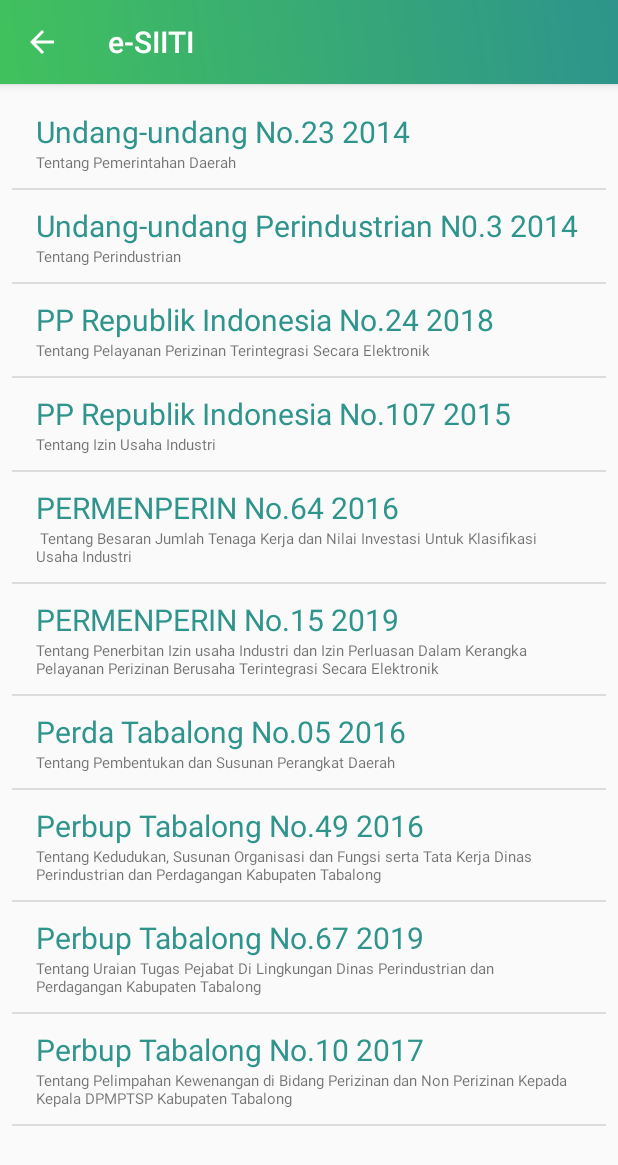
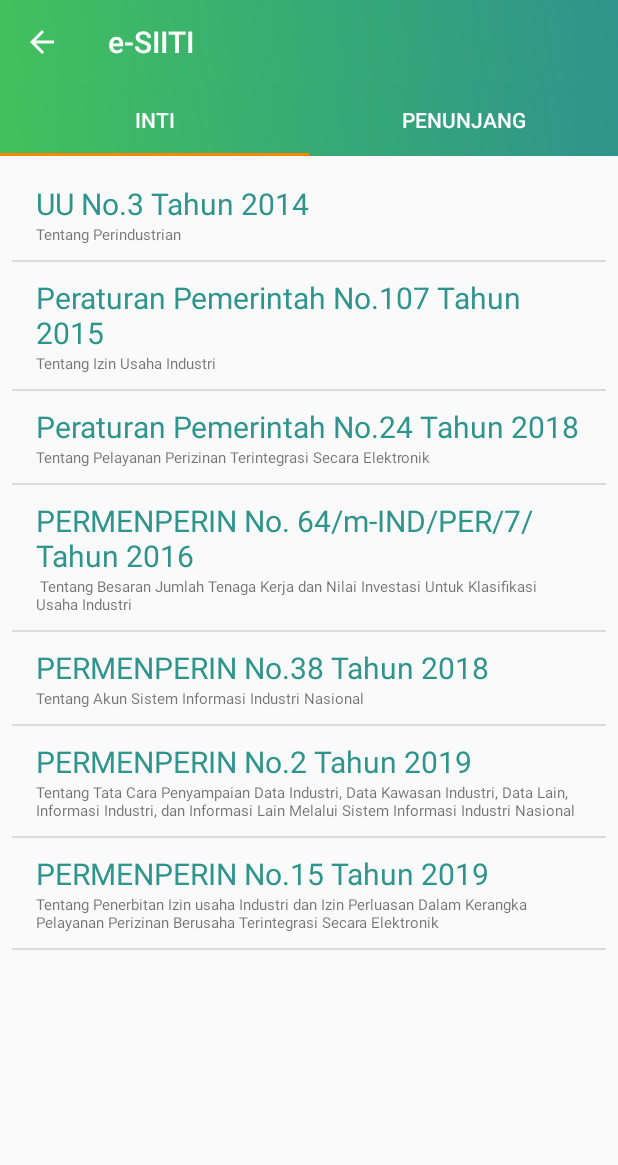
Before and after one commit to klepon46/esitii, an Android app: the screen it shows after launch (RegulasiListActivity before the commit, RegulasiNewActivity after it), after a tap on "Regulasi", on a phone screen of 412 x 824 dp. Shown: the top 1165 px of the screen. Run offline under Robolectric (Android 15) with nearby library versions, the phone set to English and light mode, and no system bars; pictures from the network do not load.

Commit message:
perubahan icon dan tambahan file regulasi

```diff
--- a/app/src/main/java/com/ggstudio/esitii/MainActivity.java
+++ b/app/src/main/java/com/ggstudio/esitii/MainActivity.java
@@ -13,8 +13,10 @@
 import com.ggstudio.esitii.activities.ReadMoreActivity;
 import com.ggstudio.esitii.activities.RegulasiListActivity;
 import com.ggstudio.esitii.activities.PanduanActivity;
+import com.ggstudio.esitii.activities.RegulasiNewActivity;
 import com.ggstudio.esitii.activities.VideoActivity;
 import com.ggstudio.esitii.activities.VideoOldActivity;
+import com.ggstudio.esitii.activities.WebViewActivity;
 
 public class MainActivity extends AppCompatActivity implements View.OnClickListener {
 
@@ -33,19 +35,27 @@
 
         switch (v.getId()) {
             case R.id.card_regulasi:
-                intent.setClass(this, RegulasiListActivity.class);
+                intent.setClass(this, RegulasiNewActivity.class);
                 startActivity(intent);
                 break;
             case R.id.card_sop:
-                intent.setClass(this, PanduanActivity.class);
+                intent.setClass(this, WebViewActivity.class);
                 startActivity(intent);
                 break;
             case R.id.card_video:
+//                intent.setClass(this, VideoOldActivity.class);
+//                startActivity(intent);
+                break;
+            case R.id.btn_read_more:
+                intent.setClass(this, ReadMoreActivity.class);
+                startActivity(intent);
+                break;
+            case R.id.card_other1:
                 intent.setClass(this, VideoOldActivity.class);
                 startActivity(intent);
                 break;
-            case R.id.btn_read_more:
-                intent.setClass(this, ReadMoreActivity.class);
+            case R.id.card_other2:
+                intent.setClass(this, PanduanActivity.class);
                 startActivity(intent);
                 break;
             case R.id.card_other3:
@@ -68,7 +78,7 @@
         ImageView ivOther3 = findViewById(R.id.img_other3);
         Button btnReadMore = findViewById(R.id.btn_read_more);
 
-        Glide.with(this).load(R.mipmap.img_panduan_new).into(ivInformation);
+        Glide.with(this).load(R.mipmap.ic_siinas).into(ivInformation);
         Glide.with(this).load(R.mipmap.img_regulasi_new).into(ivRegualasi);
         Glide.with(this).load(R.mipmap.img_vid_new).into(ivVideo);
         Glide.with(this).load(R.mipmap.img_manual).into(ivOther1);
@@ -79,12 +89,16 @@
         CardView cardRegulasi = findViewById(R.id.card_regulasi);
         CardView cardSop = findViewById(R.id.card_sop);
         CardView cardVideo = findViewById(R.id.card_video);
+        CardView cardInformasiLain = findViewById(R.id.card_other1);
+        CardView cardManual = findViewById(R.id.card_other2);
         CardView cardContactUs = findViewById(R.id.card_other3);
 
         cardRegulasi.setOnClickListener(this);
         cardSop.setOnClickListener(this);
         cardVideo.setOnClickListener(this);
         cardContactUs.setOnClickListener(this);
+        cardInformasiLain.setOnClickListener(this);
+        cardManual.setOnClickListener(this);
         btnReadMore.setOnClickListener(this);
 
     }
--- /dev/null
+++ b/app/src/main/java/com/ggstudio/esitii/activities/RegulasiNewActivity.java
@@ -0,0 +1,84 @@
+package com.ggstudio.esitii.activities;
+
+import android.support.annotation.Nullable;
+import android.support.design.widget.TabLayout;
+import android.support.v4.app.Fragment;
+import android.support.v4.app.FragmentManager;
+import android.support.v4.app.FragmentPagerAdapter;
+import android.support.v4.view.ViewPager;
+import android.support.v7.app.AppCompatActivity;
+import android.os.Bundle;
+import android.support.v7.widget.Toolbar;
+
+import com.ggstudio.esitii.R;
+import com.ggstudio.esitii.fragments.DocumentGuideFragment;
+import com.ggstudio.esitii.fragments.RegulasiIntiFragment;
+import com.ggstudio.esitii.fragments.RegulasiSupportFragment;
+import com.ggstudio.esitii.fragments.VideoSiinasFragment;
+
+import java.util.ArrayList;
+import java.util.List;
+
+public class RegulasiNewActivity extends AppCompatActivity {
+
+    private Toolbar toolbar;
+    private ViewPager viewPager;
+    private TabLayout tabLayout;
+
+    @Override
+    protected void onCreate(Bundle savedInstanceState) {
+        super.onCreate(savedInstanceState);
+        setContentView(R.layout.activity_regulasi_new);
+
+
+        Toolbar toolbar = findViewById(R.id.toolbar);
+        setSupportActionBar(toolbar);
+        getSupportActionBar().setDisplayHomeAsUpEnabled(true);
+        getSupportActionBar().setDisplayShowHomeEnabled(true);
+
+        ViewPager viewPager = findViewById(R.id.viewpager_regulasi);
+        setupViewPager(viewPager);
+
+        TabLayout tabLayout = findViewById(R.id.tab_layout_regulasi);
+        tabLayout.setupWithViewPager(viewPager);
+    }
+
+
+    private void setupViewPager(ViewPager viewPager) {
+        ViewPagerAdapter adapter = new ViewPagerAdapter(getSupportFragmentManager());
+        adapter.addFragment(new RegulasiIntiFragment(), "Inti");
+        adapter.addFragment(new RegulasiSupportFragment(), "Penunjang");
+        viewPager.setAdapter(adapter);
+    }
+
+    class ViewPagerAdapter extends FragmentPagerAdapter {
+        private final List<Fragment> mFragmentList = new ArrayList<>();
+        private final List<String> mFragmentTitleList = new ArrayList<>();
+
+        public ViewPagerAdapter(FragmentManager fm) {
+            super(fm);
+        }
+
+        @Override
+        public Fragment getItem(int position) {
+            return mFragmentList.get(position);
+        }
+
+        @Override
+        public int getCount() {
+            return mFragmentList.size();
+        }
+
+        public void addFragment(Fragment fragment, String title) {
+            mFragmentList.add(fragment);
+            mFragmentTitleList.add(title);
+        }
+
+        @Nullable
+        @Override
+        public CharSequence getPageTitle(int position) {
+            return mFragmentTitleList.get(position);
+        }
+    }
+
+}
--- /dev/null
+++ b/app/src/main/java/com/ggstudio/esitii/fragments/RegulasiIntiFragment.java
@@ -0,0 +1,141 @@
+package com.ggstudio.esitii.fragments;
+
+import android.content.Context;
+import android.net.Uri;
+import android.os.Bundle;
+import android.support.v4.app.Fragment;
+import android.support.v7.widget.DividerItemDecoration;
+import android.support.v7.widget.LinearLayoutManager;
+import android.support.v7.widget.RecyclerView;
+import android.view.LayoutInflater;
+import android.view.View;
+import android.view.ViewGroup;
+import android.widget.LinearLayout;
+
+import com.ggstudio.esitii.R;
+import com.ggstudio.esitii.adapter.RegulasiAdapter;
+import com.ggstudio.esitii.model.Regulasi;
+
+import java.util.ArrayList;
+import java.util.List;
+
+/**
+ * A simple {@link Fragment} subclass.
+ * Activities that contain this fragment must implement the
+ * {@link } interface
+ * to handle interaction events.
+ * Use the {@link RegulasiIntiFragment#newInstance} factory method to
+ * create an instance of this fragment.
+ */
+public class RegulasiIntiFragment extends Fragment {
+    // TODO: Rename parameter arguments, choose names that match
+    // the fragment initialization parameters, e.g. ARG_ITEM_NUMBER
+    private static final String ARG_PARAM1 = "param1";
+    private static final String ARG_PARAM2 = "param2";
+
+    // TODO: Rename and change types of parameters
+    private String mParam1;
+    private String mParam2;
+
+    private List<Regulasi> regulasis = new ArrayList<>();
+    private RecyclerView mRecyclerView;
+    private RegulasiAdapter mAdapter;
+
+
+    public RegulasiIntiFragment() {
+        // Required empty public constructor
+    }
+
+    /**
+     * Use this factory method to create a new instance of
+     * this fragment using the provided parameters.
+     *
+     * @param param1 Parameter 1.
+     * @param param2 Parameter 2.
+     * @return A new instance of fragment RegulasiIntiFragment.
+     */
+    // TODO: Rename and change types and number of parameters
+    public static RegulasiIntiFragment newInstance(String param1, String param2) {
+        RegulasiIntiFragment fragment = new RegulasiIntiFragment();
+        Bundle args = new Bundle();
+        args.putString(ARG_PARAM1, param1);
+        args.putString(ARG_PARAM2, param2);
+        fragment.setArguments(args);
+        return fragment;
+    }
+
+    @Override
+    public void onCreate(Bundle savedInstanceState) {
+        super.onCreate(savedInstanceState);
+        if (getArguments() != null) {
+            mParam1 = getArguments().getString(ARG_PARAM1);
+            mParam2 = getArguments().getString(ARG_PARAM2);
+        }
+    }
+
+    @Override
+    public View onCreateView(LayoutInflater inflater, ViewGroup container,
+                             Bundle savedInstanceState) {
+
+        View v = inflater.inflate(R.layout.fragment_regulasi_inti, container, false);
+        mRecyclerView = v.findViewById(R.id.regulasi_inti_recycler_view);
+        initData();
+
+        mAdapter = new RegulasiAdapter(regulasis);
+
+        RecyclerView.LayoutManager mLayoutManager = new LinearLayoutManager(getActivity());
+        mRecyclerView.setLayoutManager(mLayoutManager);
+        mRecyclerView.setAdapter(mAdapter);
+
+        DividerItemDecoration dividerItemDecoration = new DividerItemDecoration(
+                mRecyclerView.getContext(), LinearLayout.VERTICAL);
+        mRecyclerView.addItemDecoration(dividerItemDecoration);
+
+        return v;
+    }
+
+
+    public void initData() {
+
+        Regulasi regulasi = new Regulasi("UU No.3 Tahun 2014",
+                "Tentang Perindustrian",
+                "UU_Perindustrian_No_3_2014.pdf");
+        regulasis.add(regulasi);
+
+        regulasi = new Regulasi("Peraturan Pemerintah No.107 Tahun 2015",
+                "Tentang Izin Usaha Industri",
+                "pp_107_2015.pdf");
+        regulasis.add(regulasi);
+
+        regulasi = new Regulasi("Peraturan Pemerintah No.24 Tahun 2018",
+                "Tentang Pelayanan Perizinan Terintegrasi Secara Elektronik",
+                "PP_No24_2018.pdf");
+        regulasis.add(regulasi);
+
+        regulasi = new Regulasi("PERMENPERIN No. 64/m-IND/PER/7/Tahun 2016",
+                " Tentang Besaran Jumlah Tenaga Kerja dan Nilai Investasi " +
+                        "Untuk Klasifikasi Usaha Industri",
+                "Permenperin_No_64_2016.pdf");
+        regulasis.add(regulasi);
+
+        regulasi = new Regulasi("PERMENPERIN No.38 Tahun 2018",
+                "Tentang Akun Sistem Informasi Industri Nasional",
+                "Permenperin_No.38_Tahun_2018.pdf");
+        regulasis.add(regulasi);
+
+        regulasi = new Regulasi("PERMENPERIN No.2 Tahun 2019",
+                "Tentang Tata Cara Penyampaian Data Industri, Data Kawasan Industri, " +
+                        "Data Lain, Informasi Industri, dan Informasi Lain Melalui " +
+                        "Sistem Informasi Industri Nasional",
+                "Permenperin_No_2_Tahun_2019.pdf");
+        regulasis.add(regulasi);
+
+        regulasi = new Regulasi("PERMENPERIN No.15 Tahun 2019",
+                "Tentang Penerbitan Izin usaha Industri dan Izin Perluasan " +
+                        "Dalam Kerangka Pelayanan Perizinan " +
+                        "Berusaha Terintegrasi Secara Elektronik",
+                "PERMENPERIN-15-2019.pdf");
+        regulasis.add(regulasi);
+
+    }
+}
--- /dev/null
+++ b/app/src/main/java/com/ggstudio/esitii/fragments/RegulasiSupportFragment.java
@@ -0,0 +1,126 @@
+package com.ggstudio.esitii.fragments;
+
+
+import android.os.Bundle;
+import android.support.v4.app.Fragment;
+import android.support.v7.widget.DividerItemDecoration;
+import android.support.v7.widget.LinearLayoutManager;
+import android.support.v7.widget.RecyclerView;
+import android.view.LayoutInflater;
+import android.view.View;
+import android.view.ViewGroup;
+import android.widget.LinearLayout;
+
+import com.ggstudio.esitii.R;
+import com.ggstudio.esitii.adapter.RegulasiAdapter;
+import com.ggstudio.esitii.model.Regulasi;
+
+import java.util.ArrayList;
+import java.util.List;
+
+/**
+ * A simple {@link Fragment} subclass.
+ * Use the {@link RegulasiSupportFragment#newInstance} factory method to
+ * create an instance of this fragment.
+ */
+public class RegulasiSupportFragment extends Fragment {
+    // TODO: Rename parameter arguments, choose names that match
+    // the fragment initialization parameters, e.g. ARG_ITEM_NUMBER
+    private static final String ARG_PARAM1 = "param1";
+    private static final String ARG_PARAM2 = "param2";
+
+    // TODO: Rename and change types of parameters
+    private String mParam1;
+    private String mParam2;
+
+    private List<Regulasi> regulasis = new ArrayList<>();
+    private RecyclerView mRecyclerView;
+    private RegulasiAdapter mAdapter;
+
+
+    public RegulasiSupportFragment() {
+        // Required empty public constructor
+    }
+
+    /**
+     * Use this factory method to create a new instance of
+     * this fragment using the provided parameters.
+     *
+     * @param param1 Parameter 1.
+     * @param param2 Parameter 2.
+     * @return A new instance of fragment RegulasiSupportFragment.
+     */
+    // TODO: Rename and change types and number of parameters
+    public static RegulasiSupportFragment newInstance(String param1, String param2) {
+        RegulasiSupportFragment fragment = new RegulasiSupportFragment();
+        Bundle args = new Bundle();
+        args.putString(ARG_PARAM1, param1);
+        args.putString(ARG_PARAM2, param2);
+        fragment.setArguments(args);
+        return fragment;
+    }
+
+    @Override
+    public void onCreate(Bundle savedInstanceState) {
+        super.onCreate(savedInstanceState);
+        if (getArguments() != null) {
+            mParam1 = getArguments().getString(ARG_PARAM1);
+            mParam2 = getArguments().getString(ARG_PARAM2);
+        }
+    }
+
+    @Override
+    public View onCreateView(LayoutInflater inflater, ViewGroup container,
+                             Bundle savedInstanceState) {
+        // Inflate the layout for this fragment
+        View v = inflater.inflate(R.layout.fragment_regulasi_support, container, false);
+        mRecyclerView = v.findViewById(R.id.regulasi_support_recycler_view);
+        initData();
+
+        mAdapter = new RegulasiAdapter(regulasis);
+
+        RecyclerView.LayoutManager mLayoutManager = new LinearLayoutManager(getActivity());
+        mRecyclerView.setLayoutManager(mLayoutManager);
+        mRecyclerView.setAdapter(mAdapter);
+
+        DividerItemDecoration dividerItemDecoration = new DividerItemDecoration(
+                mRecyclerView.getContext(), LinearLayout.VERTICAL);
+        mRecyclerView.addItemDecoration(dividerItemDecoration);
+
+        return v;
+    }
+
+    public void initData() {
+
+        Regulasi regulasi = new Regulasi("UU No.23 Tahun 2014",
+                "Tentang Pemerintahan Daerah",
+                "UU23thn2014.pdf");
+        regulasis.add(regulasi);
+
+        regulasi = new Regulasi("Perda Tabalong No.05 2016",
+                "Tentang Pembentukan dan Susunan Perangkat Daerah",
+                "PERDA-Tabalong-No-05-Tahun-2016.pdf");
+        regulasis.add(regulasi);
+
+        regulasi = new Regulasi("Perbup Tabalong No.49 Tahun 2016",
+                "Tentang Kedudukan, Susunan Organisasi dan Fungsi serta " +
+                        "Tata Kerja Dinas Perindustrian " +
+                        "dan Perdagangan Kabupaten Tabalong",
+                "PERBUP-Tabalong-No-49-Tahun-2016.pdf");
+        regulasis.add(regulasi);
+
+        regulasi = new Regulasi("Perbup Tabalong No.67 2019",
+                "Tentang Uraian Tugas Pejabat Di Lingkungan Dinas Perindustrian " +
+                        "dan Perdagangan Kabupaten Tabalong",
+                "PERBUP-Tabalong-No-67-Tahun-2019.pdf");
+        regulasis.add(regulasi);
+
+        regulasi = new Regulasi("Perbup Tabalong No.10 Tahun 2017",
+                "Tentang Pelimpahan Kewenangan di Bidang Perizinan dan Non " +
+                        "Perizinan Kepada Kepala DPMPTSP Kabupaten Tabalong",
+                "PERBUP-Tabalong-No-10-Tahun-2017.pdf");
+        regulasis.add(regulasi);
+
+    }
+
+}
--- /dev/null
+++ b/app/src/main/res/layout/activity_regulasi_new.xml
@@ -0,0 +1,36 @@
+<?xml version="1.0" encoding="utf-8"?>
+<LinearLayout xmlns:android="http://schemas.android.com/apk/res/android"
+    xmlns:app="http://schemas.android.com/apk/res-auto"
+    xmlns:tools="http://schemas.android.com/tools"
+    android:layout_width="match_parent"
+    android:layout_height="match_parent"
+    android:orientation="vertical"
+    tools:context="com.ggstudio.esitii.activities.RegulasiNewActivity">
+
+    <android.support.v7.widget.Toolbar
+        android:id="@+id/toolbar"
+        android:layout_width="match_parent"
+        android:layout_height="?attr/actionBarSize"
+        android:background="@drawable/gradient_background"
+        android:theme="@style/ToolbarTheme"
+        app:layout_scrollFlags="scroll|enterAlways"
+        app:titleTextColor="@android:color/white" />
+
+    <android.support.design.widget.TabLayout
+        android:id="@+id/tab_layout_regulasi"
+        android:layout_width="match_parent"
+        android:layout_height="wrap_content"
+        android:background="@drawable/gradient_background"
+        app:tabGravity="fill"
+        app:tabIndicatorColor="@android:color/holo_orange_dark"
+        app:tabMode="fixed"
+        app:tabSelectedTextColor="@android:color/white"
+        app:tabTextColor="@android:color/white" />
+
+    <android.support.v4.view.ViewPager
+        android:id="@+id/viewpager_regulasi"
+        android:layout_width="match_parent"
+        android:layout_height="match_parent"
+        app:layout_constraintTop_toBottomOf="@id/tab_layout_regulasi" />
+
+</LinearLayout>
--- /dev/null
+++ b/app/src/main/res/layout/fragment_regulasi_inti.xml
@@ -0,0 +1,18 @@
+<?xml version="1.0" encoding="utf-8"?>
+<LinearLayout xmlns:android="http://schemas.android.com/apk/res/android"
+    xmlns:app="http://schemas.android.com/apk/res-auto"
+    xmlns:tools="http://schemas.android.com/tools"
+    android:layout_width="match_parent"
+    android:layout_height="match_parent"
+    android:orientation="vertical"
+    tools:context="com.ggstudio.esitii.activities.RegulasiListActivity">
+
+    <android.support.v7.widget.RecyclerView
+        android:id="@+id/regulasi_inti_recycler_view"
+        android:layout_width="match_parent"
+        android:layout_height="match_parent"
+        android:padding="8dp"
+        android:scrollbars="vertical">
+
+    </android.support.v7.widget.RecyclerView>
+</LinearLayout>
--- a/app/src/main/res/values/styles.xml
+++ b/app/src/main/res/values/styles.xml
@@ -17,7 +17,7 @@
 
     <style name="ToolbarTheme" parent="@style/ThemeOverlay.AppCompat.ActionBar">
         <item name="colorControlNormal">@color/colorWhite</item>
-        <item name="android:background">@drawable/gradient_background</item>
+        <!--<item name="android:background">@drawable/gradient_background</item>-->
     </style>
 
 </resources>
```
Also changed, not shown: app/src/main/AndroidManifest.xml (+11 -1 lines), app/src/main/java/com/ggstudio/esitii/activities/WebViewActivity.java (added, +50 -0 lines), app/src/main/java/com/ggstudio/esitii/adapter/RegulasiSupportAdapter.java (added, +49 -0 lines), app/src/main/res/layout/activity_contact_us.xml (+14 -4 lines), app/src/main/res/layout/activity_main.xml (+63 -45 lines), app/src/main/res/layout/activity_web_view.xml (added, +22 -0 lines), app/src/main/res/layout/fragment_regulasi_support.xml (added, +18 -0 lines), app/src/main/res/mipmap-hdpi/ic_siinas.png (added), app/src/main/res/mipmap-xhdpi/ic_siinas.png (added), app/src/main/res/mipmap-xxhdpi/ic_siinas.png (added), 2 other files.
